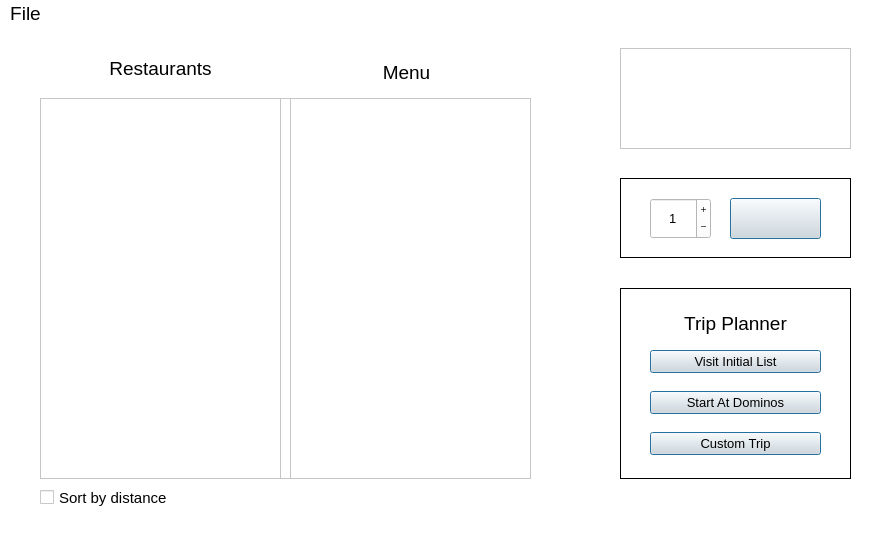
Above: mainwindow.ui from DannyCamacho/SaddlebackEats before the change. Below: the same form after it.
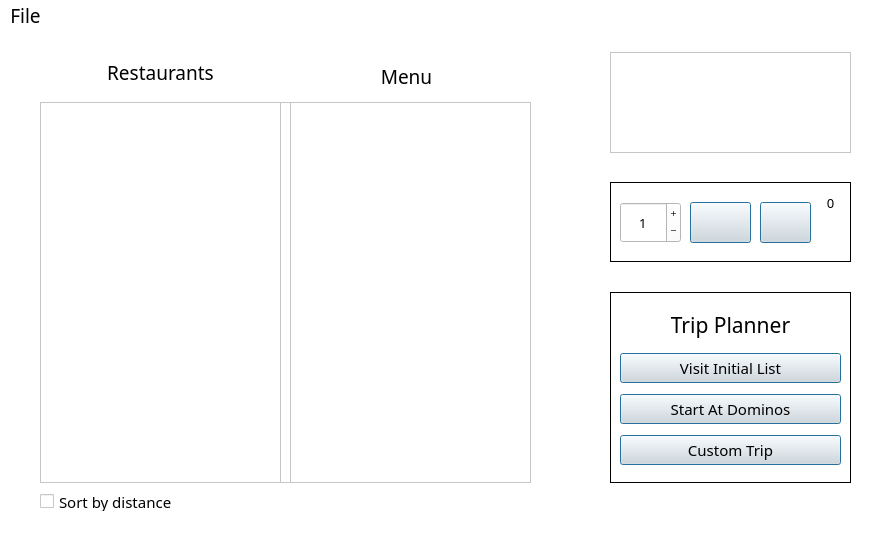
That is the form after the change. Icons and pictures are not drawn.

```diff
--- a/mainwindow.ui
+++ b/mainwindow.ui
@@ -268,6 +268,15 @@
          </color>
         </brush>
        </colorrole>
+       <colorrole role="Light">
+        <brush brushstyle="SolidPattern">
+         <color alpha="255">
+          <red>255</red>
+          <green>255</green>
+          <blue>255</blue>
+         </color>
+        </brush>
+       </colorrole>
        <colorrole role="Text">
         <brush brushstyle="SolidPattern">
          <color alpha="255">
@@ -351,6 +360,15 @@
          </color>
         </brush>
        </colorrole>
+       <colorrole role="Light">
+        <brush brushstyle="SolidPattern">
+         <color alpha="255">
+          <red>255</red>
+          <green>255</green>
+          <blue>255</blue>
+         </color>
+        </brush>
+       </colorrole>
        <colorrole role="Text">
         <brush brushstyle="SolidPattern">
          <color alpha="255">
@@ -434,6 +452,15 @@
          </color>
         </brush>
        </colorrole>
+       <colorrole role="Light">
+        <brush brushstyle="SolidPattern">
+         <color alpha="255">
+          <red>255</red>
+          <green>255</green>
+          <blue>255</blue>
+         </color>
+        </brush>
+       </colorrole>
        <colorrole role="Text">
         <brush brushstyle="SolidPattern">
          <color alpha="255">
@@ -502,6 +529,7 @@
     </property>
     <property name="font">
      <font>
+      <family>Bahnschrift</family>
       <pointsize>11</pointsize>
      </font>
     </property>
@@ -548,6 +576,7 @@
      </property>
      <property name="font">
       <font>
+       <family>Bahnschrift</family>
        <pointsize>11</pointsize>
       </font>
      </property>
@@ -618,6 +647,7 @@
      </property>
      <property name="font">
       <font>
+       <family>Bahnschrift</family>
        <pointsize>11</pointsize>
       </font>
      </property>
@@ -673,9 +703,9 @@
    <widget class="QFrame" name="frame_2">
     <property name="geometry">
      <rect>
-      <x>620</x>
+      <x>610</x>
       <y>20</y>
-      <width>231</width>
+      <width>241</width>
       <height>101</height>
      </rect>
     </property>
@@ -715,6 +745,7 @@
      </property>
      <property name="font">
       <font>
+       <family>Bahnschrift</family>
        <pointsize>14</pointsize>
       </font>
      </property>
@@ -740,6 +771,7 @@
      </property>
      <property name="font">
       <font>
+       <family>Bahnschrift</family>
        <pointsize>14</pointsize>
       </font>
      </property>
@@ -758,9 +790,9 @@
    <widget class="QFrame" name="frame_4">
     <property name="geometry">
      <rect>
-      <x>620</x>
+      <x>610</x>
       <y>260</y>
-      <width>231</width>
+      <width>241</width>
       <height>191</height>
      </rect>
     </property>
@@ -777,18 +809,55 @@
     <widget class="QWidget" name="verticalLayoutWidget">
      <property name="geometry">
       <rect>
-       <x>30</x>
-       <y>50</y>
-       <width>171</width>
-       <height>131</height>
+       <x>10</x>
+       <y>10</y>
+       <width>221</width>
+       <height>171</height>
       </rect>
      </property>
      <layout class="QVBoxLayout" name="verticalLayout">
+      <item>
+       <widget class="QLabel" name="label_3">
+        <property name="maximumSize">
+         <size>
+          <width>16777215</width>
+          <height>35</height>
+         </size>
+        </property>
+        <property name="font">
+         <font>
+          <family>Bahnschrift</family>
+          <pointsize>16</pointsize>
+          <weight>50</weight>
+          <bold>false</bold>
+         </font>
+        </property>
+        <property name="styleSheet">
+         <string notr="true">background-color: rgb(255, 255, 255);
+color: rgb(0, 0, 0);</string>
+        </property>
+        <property name="text">
+         <string>Trip Planner</string>
+        </property>
+        <property name="alignment">
+         <set>Qt::AlignCenter</set>
+        </property>
+       </widget>
+      </item>
       <item>
        <widget class="QPushButton" name="pushButton">
+        <property name="maximumSize">
+         <size>
+          <width>16777215</width>
+          <height>30</height>
+         </size>
+        </property>
         <property name="font">
          <font>
-          <pointsize>10</pointsize>
+          <family>Bahnschrift</family>
+          <pointsize>11</pointsize>
+          <weight>50</weight>
+          <bold>false</bold>
          </font>
         </property>
         <property name="styleSheet">
@@ -812,9 +881,18 @@
       </item>
       <item>
        <widget class="QPushButton" name="pushButton_2">
+        <property name="maximumSize">
+         <size>
+          <width>16777215</width>
+          <height>30</height>
+         </size>
+        </property>
         <property name="font">
          <font>
-          <pointsize>10</pointsize>
+          <family>Bahnschrift</family>
+          <pointsize>11</pointsize>
+          <weight>50</weight>
+          <bold>false</bold>
          </font>
         </property>
         <property name="styleSheet">
@@ -837,9 +915,18 @@
       </item>
       <item>
        <widget class="QPushButton" name="pushButton_3">
+        <property name="maximumSize">
+         <size>
+          <width>16777215</width>
+          <height>30</height>
+         </size>
+        </property>
         <property name="font">
          <font>
-          <pointsize>10</pointsize>
+          <family>Bahnschrift</family>
+          <pointsize>11</pointsize>
+          <weight>50</weight>
+          <bold>false</bold>
          </font>
         </property>
         <property name="styleSheet">
@@ -862,38 +949,13 @@
       </item>
      </layout>
     </widget>
-    <widget class="QLabel" name="label_3">
-     <property name="geometry">
-      <rect>
-       <x>30</x>
-       <y>20</y>
-       <width>171</width>
-       <height>31</height>
-      </rect>
-     </property>
-     <property name="font">
-      <font>
-       <pointsize>14</pointsize>
-      </font>
-     </property>
-     <property name="styleSheet">
-      <string notr="true">background-color: rgb(255, 255, 255);
-color: rgb(0, 0, 0);</string>
-     </property>
-     <property name="text">
-      <string>Trip Planner</string>
-     </property>
-     <property name="alignment">
-      <set>Qt::AlignCenter</set>
-     </property>
-    </widget>
    </widget>
    <widget class="QFrame" name="frame_5">
     <property name="geometry">
      <rect>
-      <x>620</x>
+      <x>610</x>
       <y>150</y>
-      <width>231</width>
+      <width>241</width>
       <height>80</height>
      </rect>
     </property>
@@ -910,7 +972,7 @@
     <widget class="QSpinBox" name="spinBox">
      <property name="geometry">
       <rect>
-       <x>30</x>
+       <x>10</x>
        <y>20</y>
        <width>61</width>
        <height>41</height>
@@ -918,6 +980,7 @@
      </property>
      <property name="font">
       <font>
+       <family>Bahnschrift</family>
        <pointsize>10</pointsize>
       </font>
      </property>
@@ -956,9 +1019,9 @@
     <widget class="QPushButton" name="pushButton_4">
      <property name="geometry">
       <rect>
-       <x>110</x>
+       <x>80</x>
        <y>20</y>
-       <width>91</width>
+       <width>61</width>
        <height>41</height>
       </rect>
      </property>
@@ -987,6 +1050,84 @@
       <bool>true</bool>
      </property>
     </widget>
+    <widget class="QPushButton" name="cartButton">
+     <property name="geometry">
+      <rect>
+       <x>150</x>
+       <y>20</y>
+       <width>51</width>
+       <height>41</height>
+      </rect>
+     </property>
+     <property name="styleSheet">
+      <string notr="true">background-color: rgb(225, 225, 225);
+color: rgb(0, 0, 0);
+</string>
+     </property>
+     <property name="text">
+      <string/>
+     </property>
+     <property name="icon">
+      <iconset resource="UIGraphics.qrc">
+       <normaloff>:/rec/resources/shopping-cart-icon-SE-color-removebg.png</normaloff>:/rec/resources/shopping-cart-icon-SE-color-removebg.png</iconset>
+     </property>
+     <property name="autoDefault">
+      <bool>true</bool>
+     </property>
+     <property name="default">
+      <bool>true</bool>
+     </property>
+    </widget>
+    <widget class="QLabel" name="cartQuantity">
+     <property name="geometry">
+      <rect>
+       <x>200</x>
+       <y>0</y>
+       <width>41</width>
+       <height>41</height>
+      </rect>
+     </property>
+     <property name="font">
+      <font>
+       <family>Bahnschrift</family>
+       <pointsize>10</pointsize>
+      </font>
+     </property>
+     <property name="styleSheet">
+      <string notr="true">background: none;</string>
+     </property>
+     <property name="text">
+      <string>0</string>
+     </property>
+     <property name="alignment">
+      <set>Qt::AlignCenter</set>
+     </property>
+    </widget>
+    <widget class="QFrame" name="frame_7">
+     <property name="geometry">
+      <rect>
+       <x>200</x>
+       <y>0</y>
+       <width>41</width>
+       <height>41</height>
+      </rect>
+     </property>
+     <property name="font">
+      <font>
+       <family>Bahnschrift</family>
+      </font>
+     </property>
+     <property name="styleSheet">
+      <string notr="true">background: none;
+image: url(:/rec/resources/bubble-icon-removebg.png);</string>
+     </property>
+     <property name="frameShape">
+      <enum>QFrame::NoFrame</enum>
+     </property>
+     <property name="frameShadow">
+      <enum>QFrame::Plain</enum>
+     </property>
+    </widget>
    </widget>
   </widget>
   <widget class="QMenuBar" name="menubar">
@@ -995,11 +1136,12 @@
      <x>0</x>
      <y>0</y>
      <width>889</width>
-     <height>30</height>
+     <height>28</height>
     </rect>
    </property>
    <property name="font">
     <font>
+     <family>Bahnschrift</family>
      <pointsize>14</pointsize>
     </font>
    </property>
@@ -1027,6 +1169,7 @@
     </property>
     <property name="font">
      <font>
+      <family>Bahnschrift</family>
       <pointsize>14</pointsize>
      </font>
     </property>
```
Left out of the diff: 28 changed lines with no effect on the pictures.
